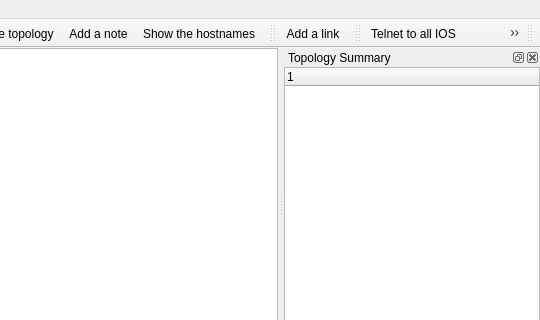
Above: src/GNS3/Ui/Form_MainWindow.ui from GNS3/gns3-legacy before the change; both pictures show x 300 to 840 and y 0 to 320 of the 840 by 600 pixel window. Below: the same form after it.
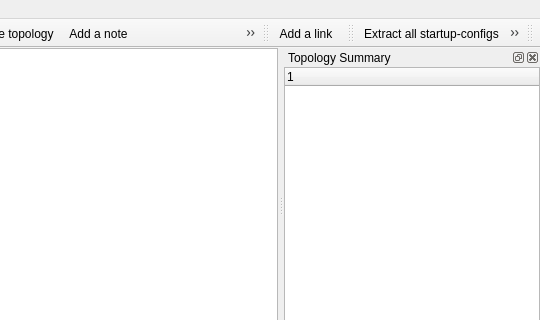
That is the form after the change. Icons and pictures are not drawn. Custom widgets are drawn as their Qt base class.

What changed in the file:
```diff
--- a/src/GNS3/Ui/Form_MainWindow.ui
+++ b/src/GNS3/Ui/Form_MainWindow.ui
@@ -214,6 +214,7 @@
    <attribute name="toolBarBreak" >
     <bool>false</bool>
    </attribute>
+   <addaction name="action_Extract_config" />
    <addaction name="action_TelnetAll" />
    <addaction name="action_StartAll" />
    <addaction name="action_SuspendAll" />
@@ -637,6 +638,14 @@
     <string>Ctrl+N</string>
    </property>
   </action>
+  <action name="action_Extract_config" >
+   <property name="icon" >
+    <iconset resource="../../../../gns3-artwork/svg_resources.qrc" >:/icons/edit-undo.svg</iconset>
+   </property>
+   <property name="text" >
+    <string>&amp;Extract all startup-configs</string>
+   </property>
+  </action>
  </widget>
  <customwidgets>
   <customwidget>
```
